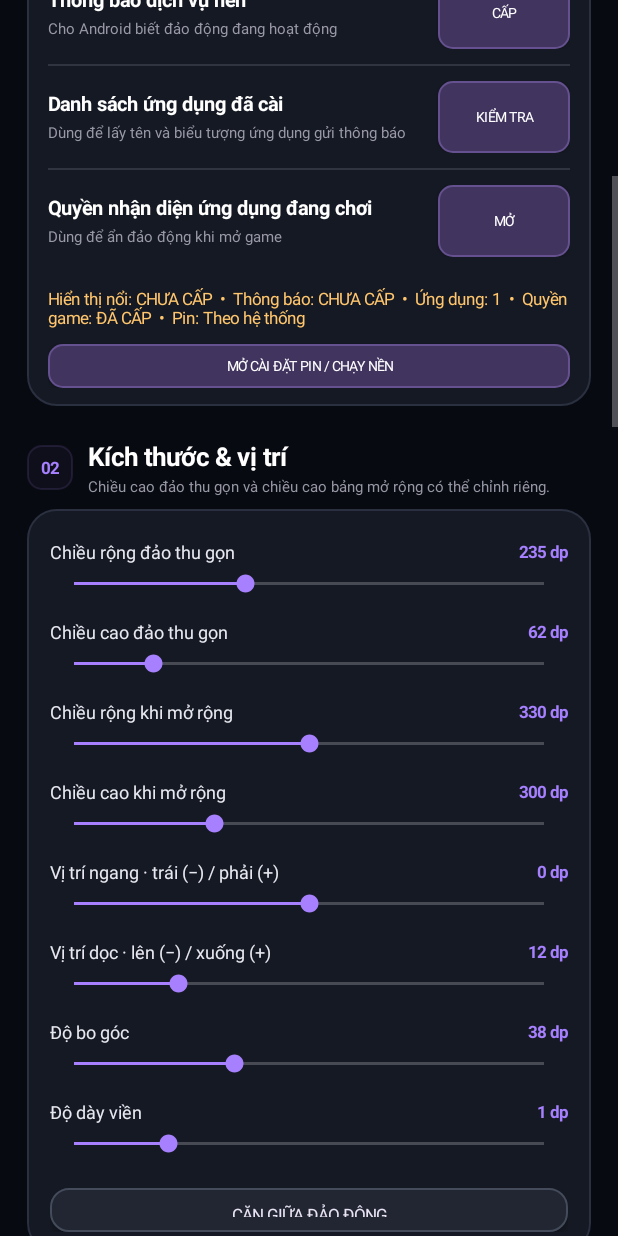
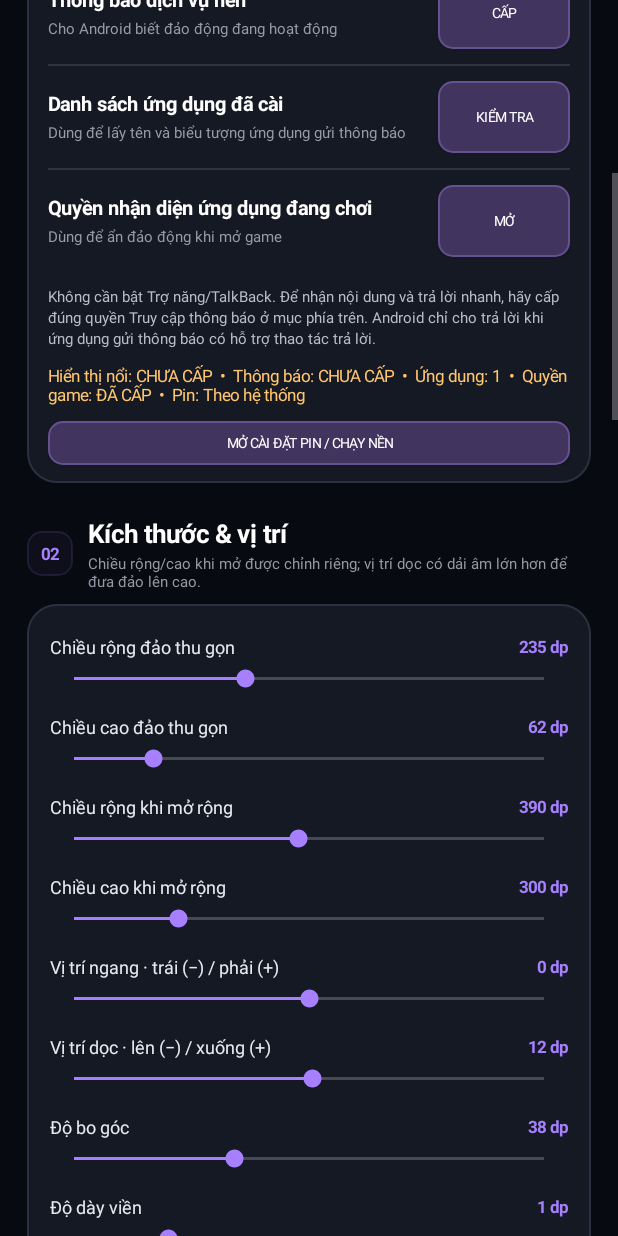
Before and after one commit to isekaiiiii/DaoDong-Android, an Android app: the screen it shows after launch (MainActivity), scrolled down 576 dp, on a phone screen of 412 x 824 dp. Run offline under Robolectric (Android 15) with nearby library versions, the phone set to English and light mode, and no system bars.

Commit message:
Upgrade Dynamic Island v3.1

```diff
--- a/app/build.gradle
+++ b/app/build.gradle
@@ -10,7 +10,7 @@ android {
         applicationId 'com.example.dynamicisland'
         minSdk 26
         targetSdk 35
-        versionCode 4
-        versionName '3.0'
+        versionCode 5
+        versionName '3.1'
     }
 }
--- a/app/src/main/java/com/example/dynamicisland/MainActivity.java
+++ b/app/src/main/java/com/example/dynamicisland/MainActivity.java
@@ -78,7 +78,7 @@ public class MainActivity extends Activity {
         LinearLayout titleRow = row();
         TextView title = text("Đảo động", 32, Color.WHITE, true);
         titleRow.addView(title, new LinearLayout.LayoutParams(0, -2, 1));
-        TextView version = text("V3.0 ULTRA", 10, 0xFFD9CEFF, true);
+        TextView version = text("V3.1 ULTRA", 10, 0xFFD9CEFF, true);
         version.setPadding(dp(11), dp(7), dp(11), dp(7));
         version.setBackground(roundRect(0x332A2540, dp(30), 0x775A4C7E, dp(1)));
         titleRow.addView(version);
@@ -132,6 +132,9 @@ public class MainActivity extends Activity {
         addPermissionRow(permissions, "Danh sách ứng dụng đã cài", "Dùng để lấy tên và biểu tượng ứng dụng gửi thông báo", 3);
         addDivider(permissions);
         addPermissionRow(permissions, "Quyền nhận diện ứng dụng đang chơi", "Dùng để ẩn đảo động khi mở game", 4);
+        TextView accessibilityNote = text("Không cần bật Trợ năng/TalkBack. Để nhận nội dung và trả lời nhanh, hãy cấp đúng quyền Truy cập thông báo ở mục phía trên. Android chỉ cho trả lời khi ứng dụng gửi thông báo có hỗ trợ thao tác trả lời.", 10, 0xFFB8BBC8, false);
+        accessibilityNote.setLineSpacing(dp(2), 1f);
+        permissions.addView(accessibilityNote, fullWidthTop(-2, 9));
         permissionStatus = text("Đang kiểm tra quyền…", 11, GOLD, false);
         permissions.addView(permissionStatus, fullWidthTop(-2, 10));
         Button battery = smallButton("MỞ CÀI ĐẶT PIN / CHẠY NỀN");
@@ -139,16 +142,16 @@ public class MainActivity extends Activity {
         permissions.addView(battery, fullWidthTop(44, 10));
         page.addView(permissions, fullWidthTop(-2, 8));
 
-        addSectionTitle(page, "02", "Kích thước & vị trí", "Chiều cao đảo thu gọn và chiều cao bảng mở rộng có thể chỉnh riêng.");
+        addSectionTitle(page, "02", "Kích thước & vị trí", "Chiều rộng/cao khi mở được chỉnh riêng; vị trí dọc có dải âm lớn hơn để đưa đảo lên cao.");
         LinearLayout dimensions = card();
         dimensions.setOrientation(LinearLayout.VERTICAL);
         dimensions.setPadding(dp(15), dp(12), dp(15), dp(14));
         addSlider(dimensions, "Chiều rộng đảo thu gọn", "width", 140, 400, 235, " dp");
         addSlider(dimensions, "Chiều cao đảo thu gọn", "height", 38, 180, 62, " dp");
-        addSlider(dimensions, "Chiều rộng khi mở rộng", "expanded_width", 180, 480, 330, " dp");
-        addSlider(dimensions, "Chiều cao khi mở rộng", "expanded_height", 130, 700, 300, " dp");
+        addSlider(dimensions, "Chiều rộng khi mở rộng", "expanded_width", 180, 620, 390, " dp");
+        addSlider(dimensions, "Chiều cao khi mở rộng", "expanded_height", 130, 900, 300, " dp");
         addSlider(dimensions, "Vị trí ngang · trái (−) / phải (+)", "x", -360, 360, 0, " dp");
-        addSlider(dimensions, "Vị trí dọc · lên (−) / xuống (+)", "y", -240, 900, 12, " dp");
+        addSlider(dimensions, "Vị trí dọc · lên (−) / xuống (+)", "y", -900, 900, 12, " dp");
         addSlider(dimensions, "Độ bo góc", "corner_radius", 12, 88, 38, " dp");
         addSlider(dimensions, "Độ dày viền", "border_width", 0, 5, 1, " dp");
         Button center = outlineButton("CĂN GIỮA ĐẢO ĐỘNG");
@@ -293,7 +296,7 @@ public class MainActivity extends Activity {
         addDivider(features);
         addSwitch(features, "Hiển thị nút nghe / từ chối cuộc gọi", "Chỉ dùng nếu ứng dụng gọi cung cấp thao tác trong thông báo", "show_calls", true);
         addDivider(features);
-        addSwitch(features, "Ưu tiên ảnh đại diện người nhắn", "Nếu không có ảnh người gửi sẽ dùng icon ứng dụng", "prefer_sender_avatar", true);
+        addSwitch(features, "Hiển thị ảnh đại diện người nhắn", "Hiện avatar riêng cạnh icon ứng dụng nếu thông báo có cung cấp", "prefer_sender_avatar", true);
         addDivider(features);
         addSwitch(features, "Tự chuyển thông báo", "Tự luân phiên giữa các ứng dụng; có thể vuốt trái/phải", "auto_cycle_notifications", true);
         addDivider(features);
```
Also changed, not shown: app/src/main/java/com/example/dynamicisland/IslandNotificationListener.java (+37 -0 lines), app/src/main/java/com/example/dynamicisland/IslandService.java (+71 -14 lines), 3 other files.
